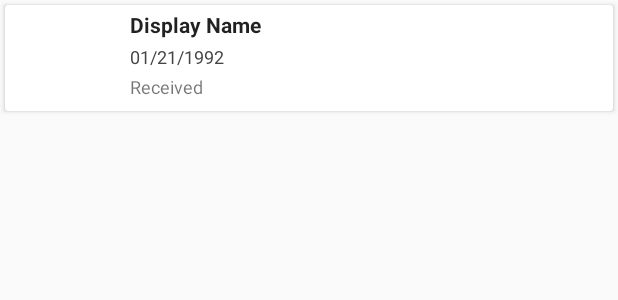
After one commit to dlotfi/Yora, an Android app: the layout list_item_message.xml on its own in the app's theme, with its tools: preview values and no code run, on a phone screen of 412 x 824 dp. The commit adds this screen. Shown: the top 300 px of the screen. Run offline under Robolectric (Android 15) with nearby library versions, the phone set to English and light mode, and no system bars.

Commit message:
Video 63 - App Part 31

```diff
--- a/app/build.gradle
+++ b/app/build.gradle
@@ -36,4 +36,6 @@ dependencies {
     compile 'com.soundcloud.android:android-crop:1.0.1@aar'
     compile 'com.squareup:otto:1.3.8'
     compile 'com.squareup.picasso:picasso:2.5.2'
+    compile 'com.android.support:recyclerview-v7:23.1.1'
+    compile 'com.android.support:cardview-v7:23.1.1'
 }
--- /dev/null
+++ b/app/src/main/res/layout/list_item_message.xml
@@ -0,0 +1,56 @@
+<?xml version="1.0" encoding="utf-8"?>
+<android.support.v7.widget.CardView
+    xmlns:android="http://schemas.android.com/apk/res/android"
+    xmlns:app="http://schemas.android.com/apk/res-auto"
+    android:layout_width="match_parent"
+    android:layout_height="wrap_content"
+    app:cardCorderRadius="true"
+    app:cardUserCompatPadding="true"
+    android:layout_margin="3dp">
+
+    <RelativeLayout
+        android:layout_width="match_parent"
+        android:layout_height="match_parent"
+        android:padding="3dp">
+
+        <ImageView
+            android:layout_width="64dp"
+            android:layout_height="64dp"
+            android:scaleType="fitXY"
+            android:id="@+id/list_item_message_avatar"
+            android:layout_marginEnd="16dp"/>
+
+        <TextView
+            android:layout_width="wrap_content"
+            android:layout_height="wrap_content"
+            android:layout_toEndOf="@id/list_item_message_avatar"
+            android:text="Display Name"
+            android:textSize="14sp"
+            android:textStyle="bold"
+            android:textColor="#de000000"
+            android:id="@+id/list_item_message_displayName"
+            android:layout_marginBottom="3dp"/>
+
+        <TextView
+            android:layout_width="wrap_content"
+            android:layout_height="wrap_content"
+            android:layout_toEndOf="@id/list_item_message_avatar"
+            android:layout_below="@id/list_item_message_displayName"
+            android:text="01/21/1992"
+            android:textColor="#444"
+            android:textSize="12sp"
+            android:id="@+id/list_item_message_createdAt"
+            android:layout_marginBottom="3dp"/>
+
+        <TextView
+            android:layout_width="wrap_content"
+            android:layout_height="wrap_content"
+            android:layout_toEndOf="@id/list_item_message_avatar"
+            android:layout_below="@id/list_item_message_createdAt"
+            android:text="Received"
+            android:textSize="12sp"
+            android:id="@+id/list_item_message_sentReceived"/>
+
+    </RelativeLayout>
+
+</android.support.v7.widget.CardView>
--- a/app/src/main/res/values/colors.xml
+++ b/app/src/main/res/values/colors.xml
@@ -6,4 +6,7 @@
     <color name="colorPrimaryDarker">#233183</color>
     <color name="list_item_nav_drawer_selected_item_text_color">#2196F3</color>
     <color name="contacts_pending_contacts_request">#607D8B</color>
+    <color name="list_item_message_background_selected">#8C9EFE</color>
+    <color name="list_item_message_background">#eee</color>
+    <color name="list_item_message_background_unread">#FFF2CF</color>
 </resources>
--- a/build.gradle
+++ b/build.gradle
@@ -5,7 +5,7 @@ buildscript {
         jcenter()
     }
     dependencies {
-        classpath 'com.android.tools.build:gradle:2.0.0'
+        classpath 'com.android.tools.build:gradle:2.1.2'
 
         // NOTE: Do not place your application dependencies here; they belong
         // in the individual module build.gradle files
```
Also changed, not shown: app/src/main/java/com/example/yora/services/entities/Message.java (added, +90 -0 lines), app/src/main/java/com/example/yora/views/MessageViewHolder.java (added, +61 -0 lines), app/src/main/java/com/example/yora/views/MessagesAdapter.java (added, +59 -0 lines).
